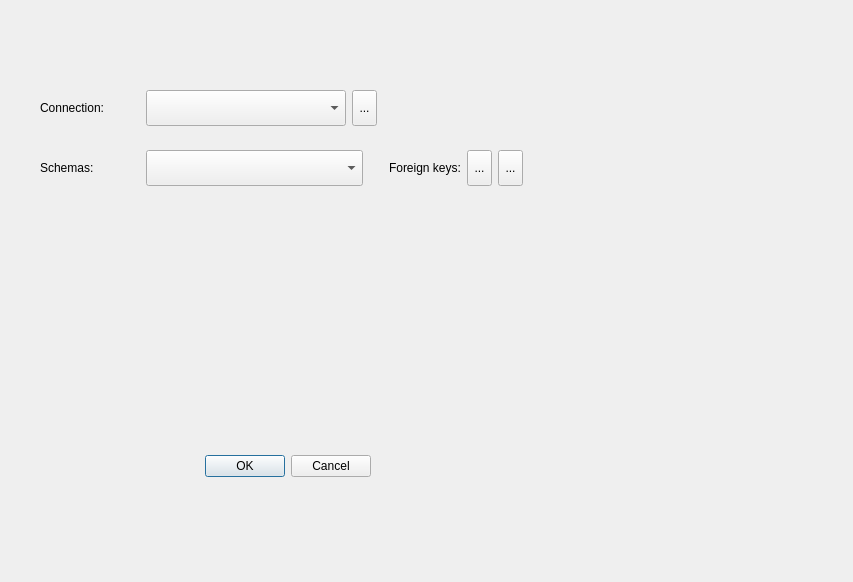
Before: the Qt Designer form mangml_dialog_base.ui in wojtekqqq/mangml, drawn with Qt 5.
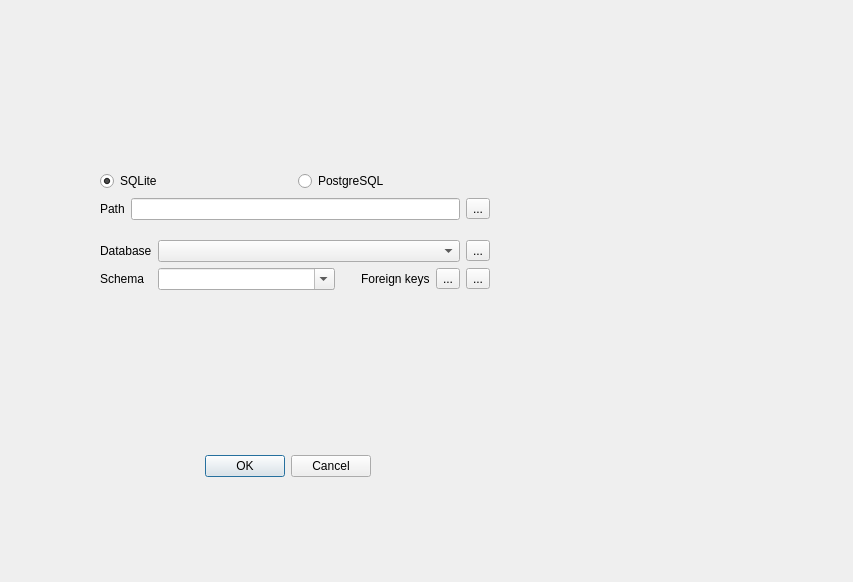
After: the same form once the commit is applied.

Commit message: widget baza danychv3

Diff of the .ui file:
```diff
--- a/mangml_dialog_base.ui
+++ b/mangml_dialog_base.ui
@@ -32,159 +32,70 @@
   <widget class="QWidget" name="layoutWidget">
    <property name="geometry">
     <rect>
-     <x>40</x>
-     <y>90</y>
-     <width>385</width>
-     <height>36</height>
+     <x>100</x>
+     <y>240</y>
+     <width>390</width>
+     <height>78</height>
     </rect>
    </property>
-   <layout class="QHBoxLayout" name="horizontalLayout_7">
-    <item>
-     <widget class="QLabel" name="lbl_cbb_connections">
-      <property name="minimumSize">
-       <size>
-        <width>100</width>
-        <height>25</height>
-       </size>
-      </property>
-      <property name="maximumSize">
-       <size>
-        <width>400</width>
-        <height>45</height>
-       </size>
-      </property>
-      <property name="locale">
-       <locale language="English" country="UnitedStates"/>
-      </property>
+   <layout class="QFormLayout" name="formLayout_9">
+    <property name="leftMargin">
+     <number>0</number>
+    </property>
+    <property name="topMargin">
+     <number>0</number>
+    </property>
+    <property name="rightMargin">
+     <number>0</number>
+    </property>
+    <property name="bottomMargin">
+     <number>0</number>
+    </property>
+    <item row="0" column="0">
+     <widget class="QLabel" name="label_10">
       <property name="text">
-       <string>Connection:</string>
+       <string>Database</string>
       </property>
      </widget>
     </item>
-    <item>
-     <widget class="QComboBox" name="cbb_connections">
-      <property name="minimumSize">
-       <size>
-        <width>200</width>
-        <height>25</height>
-       </size>
+    <item row="1" column="0">
+     <widget class="QLabel" name="label_11">
+      <property name="text">
+       <string>Schema</string>
       </property>
-      <property name="maximumSize">
-       <size>
-        <width>400</width>
-        <height>45</height>
-       </size>
-      </property>
-      <property name="locale">
-       <locale language="English" country="UnitedStates"/>
-      </property>
      </widget>
     </item>
+    <item row="0" column="1">
+     <layout class="QHBoxLayout" name="horizontalLayout_12">
     <item>
-     <widget class="QToolButton" name="btn_refresh_connections">
-      <property name="minimumSize">
-       <size>
-        <width>25</width>
-        <height>25</height>
-       </size>
-      </property>
-      <property name="maximumSize">
-       <size>
-        <width>25</width>
-        <height>45</height>
-       </size>
-      </property>
-      <property name="locale">
-       <locale language="English" country="UnitedStates"/>
-      </property>
+       <widget class="QComboBox" name="pgsqlConnectionsBox_2"/>
+      </item>
+      <item>
+       <widget class="QToolButton" name="pgsqlConnectionsRefreshButton_2">
       <property name="text">
        <string>...</string>
       </property>
      </widget>
     </item>
-    <item>
-     <spacer name="horizontalSpacer_2">
-      <property name="locale">
-       <locale language="English" country="UnitedStates"/>
-      </property>
-      <property name="orientation">
-       <enum>Qt::Horizontal</enum>
-      </property>
-      <property name="sizeHint" stdset="0">
-       <size>
-        <width>40</width>
-        <height>20</height>
-       </size>
-      </property>
-     </spacer>
-    </item>
-   </layout>
-  </widget>
-  <widget class="QWidget" name="layoutWidget_2">
-   <property name="geometry">
-    <rect>
-     <x>40</x>
-     <y>150</y>
-     <width>483</width>
-     <height>36</height>
-    </rect>
-   </property>
-   <layout class="QHBoxLayout" name="horizontalLayout">
-    <item>
-     <widget class="QLabel" name="lbl_schemas">
-      <property name="minimumSize">
-       <size>
-        <width>100</width>
-        <height>25</height>
-       </size>
-      </property>
-      <property name="maximumSize">
-       <size>
-        <width>400</width>
-        <height>45</height>
-       </size>
-      </property>
-      <property name="locale">
-       <locale language="English" country="UnitedStates"/>
-      </property>
-      <property name="text">
-       <string>Schemas:</string>
-      </property>
-     </widget>
+     </layout>
     </item>
+    <item row="1" column="1">
+     <layout class="QHBoxLayout" name="horizontalLayout_4">
     <item>
-     <widget class="QComboBox" name="cbb_schemas">
+       <widget class="QComboBox" name="pgsqlSchemaBox_2">
       <property name="sizePolicy">
        <sizepolicy hsizetype="Expanding" vsizetype="Fixed">
         <horstretch>0</horstretch>
         <verstretch>0</verstretch>
        </sizepolicy>
       </property>
-      <property name="minimumSize">
-       <size>
-        <width>200</width>
-        <height>25</height>
-       </size>
-      </property>
-      <property name="maximumSize">
-       <size>
-        <width>400</width>
-        <height>45</height>
-       </size>
-      </property>
-      <property name="locale">
-       <locale language="English" country="UnitedStates"/>
-      </property>
       <property name="editable">
-       <bool>false</bool>
+         <bool>true</bool>
       </property>
      </widget>
     </item>
     <item>
-     <spacer name="horizontalSpacer">
-      <property name="locale">
-       <locale language="English" country="UnitedStates"/>
-      </property>
+       <spacer name="horizontalSpacer_2">
       <property name="orientation">
        <enum>Qt::Horizontal</enum>
       </property>
@@ -200,47 +111,20 @@
      </spacer>
     </item>
     <item>
-     <widget class="QLabel" name="label">
+       <widget class="QLabel" name="label_2">
       <property name="sizePolicy">
        <sizepolicy hsizetype="Preferred" vsizetype="Preferred">
         <horstretch>0</horstretch>
         <verstretch>0</verstretch>
        </sizepolicy>
       </property>
-      <property name="minimumSize">
-       <size>
-        <width>10</width>
-        <height>25</height>
-       </size>
-      </property>
-      <property name="maximumSize">
-       <size>
-        <width>400</width>
-        <height>45</height>
-       </size>
-      </property>
-      <property name="locale">
-       <locale language="English" country="UnitedStates"/>
-      </property>
       <property name="text">
-       <string>Foreign keys:</string>
+         <string>Foreign keys</string>
       </property>
      </widget>
     </item>
     <item>
-     <widget class="QToolButton" name="btn_foreign_keys_add">
-      <property name="minimumSize">
-       <size>
-        <width>25</width>
-        <height>25</height>
-       </size>
-      </property>
-      <property name="maximumSize">
-       <size>
-        <width>25</width>
-        <height>45</height>
-       </size>
-      </property>
+       <widget class="QToolButton" name="addFkeysButton_2">
       <property name="toolTip">
        <string>Create foreign key constraints</string>
       </property>
@@ -253,29 +137,102 @@
      </widget>
     </item>
     <item>
-     <widget class="QToolButton" name="btn_foreign_keys_del">
-      <property name="minimumSize">
-       <size>
-        <width>25</width>
-        <height>25</height>
-       </size>
-      </property>
-      <property name="maximumSize">
-       <size>
-        <width>25</width>
-        <height>45</height>
-       </size>
-      </property>
+       <widget class="QToolButton" name="dropFkeysButton_2">
       <property name="toolTip">
        <string>Drop foreign key constraints</string>
       </property>
-      <property name="locale">
-       <locale language="English" country="UnitedStates"/>
-      </property>
+        <property name="text">
+         <string>...</string>
+        </property>
+       </widget>
+      </item>
+     </layout>
+    </item>
+   </layout>
+  </widget>
+  <widget class="QWidget" name="formatWidget" native="true">
+   <property name="geometry">
+    <rect>
+     <x>100</x>
+     <y>170</y>
+     <width>390</width>
+     <height>22</height>
+    </rect>
+   </property>
+   <layout class="QHBoxLayout" name="horizontalLayout_5">
+    <property name="leftMargin">
+     <number>0</number>
+    </property>
+    <property name="topMargin">
+     <number>0</number>
+    </property>
+    <property name="rightMargin">
+     <number>0</number>
+    </property>
+    <property name="bottomMargin">
+     <number>0</number>
+    </property>
+    <item>
+     <widget class="QRadioButton" name="sqliteRadioButton_2">
       <property name="text">
+       <string>SQLite</string>
+      </property>
+      <property name="checked">
+       <bool>true</bool>
+      </property>
+     </widget>
+    </item>
+    <item>
+     <widget class="QRadioButton" name="pgsqlRadioButton_2">
+      <property name="text">
+       <string>PostgreSQL</string>
+      </property>
+     </widget>
+    </item>
+   </layout>
+  </widget>
+  <widget class="QWidget" name="sqliteFormWidget" native="true">
+   <property name="geometry">
+    <rect>
+     <x>100</x>
+     <y>198</y>
+     <width>390</width>
+     <height>36</height>
+    </rect>
+   </property>
+   <layout class="QFormLayout" name="formLayout_10">
+    <property name="leftMargin">
+     <number>0</number>
+    </property>
+    <property name="topMargin">
+     <number>0</number>
+    </property>
+    <property name="rightMargin">
+     <number>0</number>
+    </property>
+    <property name="bottomMargin">
+     <number>0</number>
+    </property>
+    <item row="0" column="0">
+     <widget class="QLabel" name="label_15">
+      <property name="text">
+       <string>Path</string>
+      </property>
+     </widget>
+    </item>
+    <item row="0" column="1">
+     <layout class="QHBoxLayout" name="horizontalLayout_6">
+      <item>
+       <widget class="QLineEdit" name="sqlitePathLineEdit_2"/>
+      </item>
+      <item>
+       <widget class="QToolButton" name="sqlitePathButton_2">
+        <property name="text">
        <string>...</string>
       </property>
      </widget>
+      </item>
+     </layout>
     </item>
    </layout>
   </widget>
```
Left out of the diff: 5 changed lines with no effect on the pictures. Lines whose indentation alone changed are shown as unchanged. The commit also changes 4 other files.
